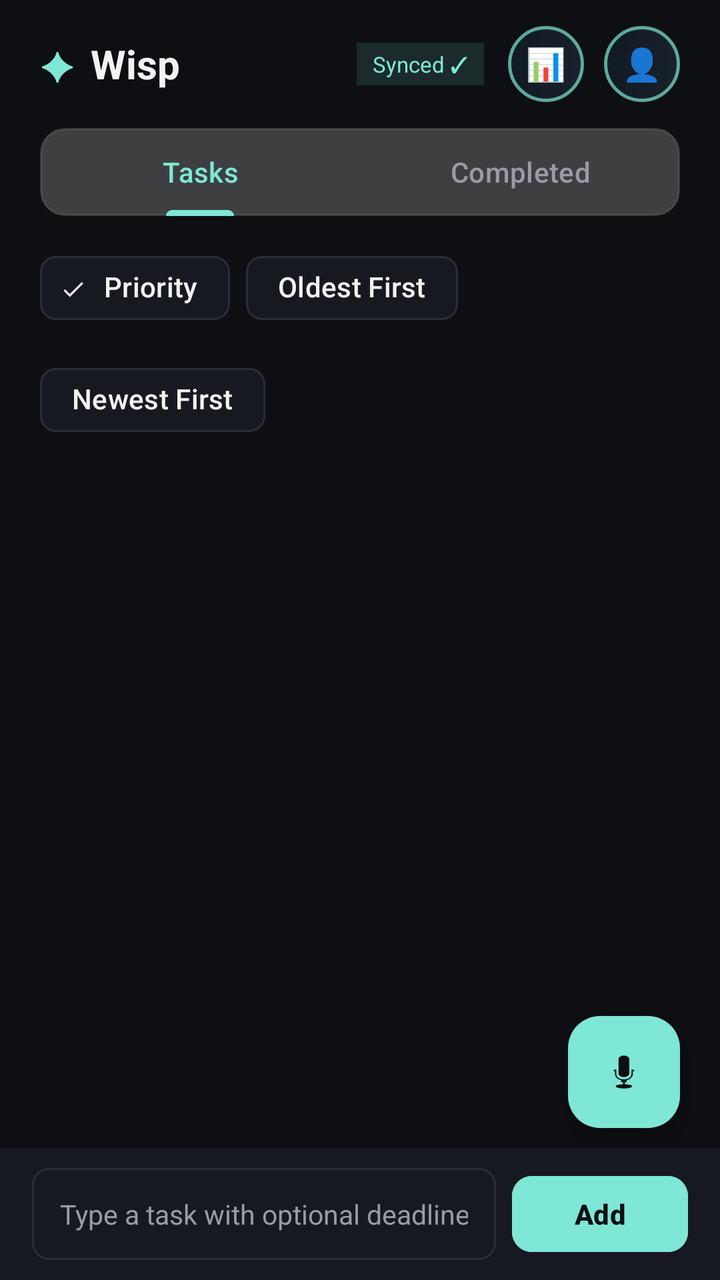
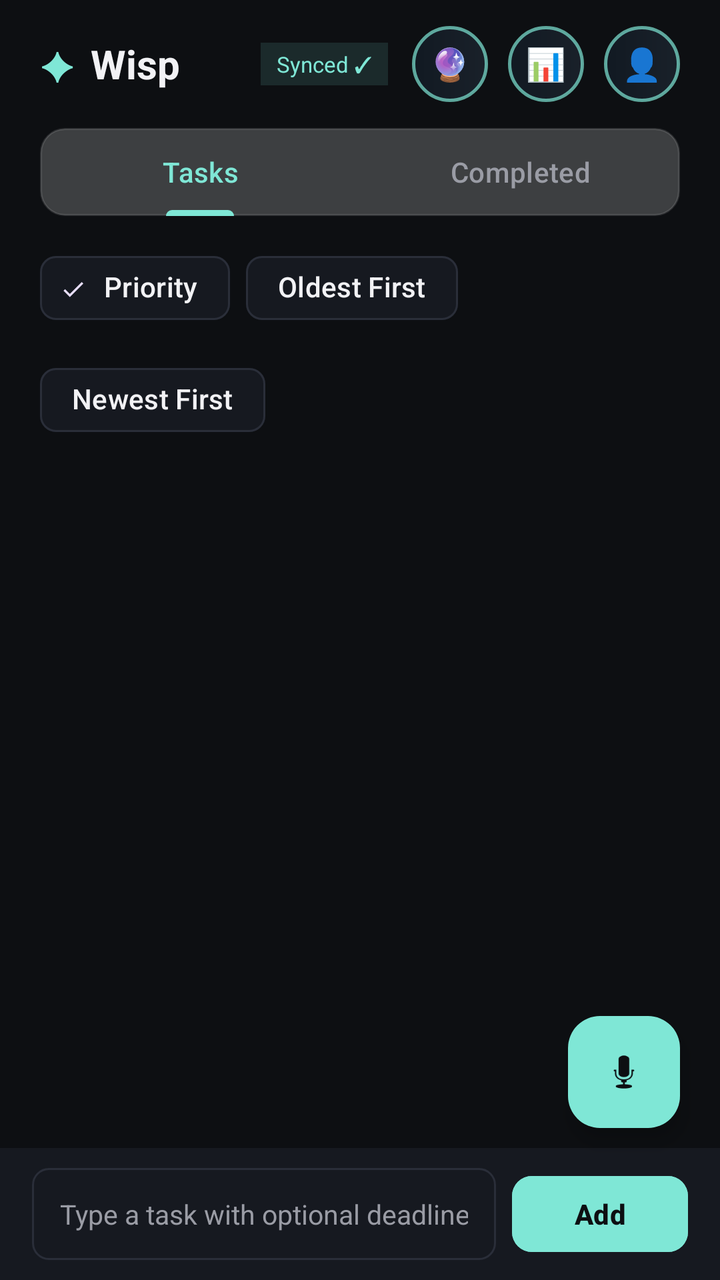

The first picture is an Android layout as it rendered before a commit; the second is the same layout after the commit. The layout source and the unified diff follow.
<!-- AndroidManifest.xml: application theme Theme.Wisp -->
<!-- res/layout/activity_main.xml -->
<?xml version="1.0" encoding="utf-8"?>
<androidx.coordinatorlayout.widget.CoordinatorLayout xmlns:android="http://schemas.android.com/apk/res/android"
    xmlns:app="http://schemas.android.com/apk/res-auto"
    xmlns:tools="http://schemas.android.com/tools"
    android:layout_width="match_parent"
    android:layout_height="match_parent"
    android:background="@color/wisp_background">

    <LinearLayout
        android:layout_width="match_parent"
        android:layout_height="match_parent"
        android:orientation="vertical">

        
        <RelativeLayout
            android:layout_width="match_parent"
            android:layout_height="64dp"
            android:paddingHorizontal="20dp">

            <LinearLayout
                android:layout_width="wrap_content"
                android:layout_height="wrap_content"
                android:layout_alignParentStart="true"
                android:layout_centerVertical="true"
                android:gravity="center_vertical"
                android:orientation="horizontal">

                <TextView
                    android:layout_width="wrap_content"
                    android:layout_height="wrap_content"
                    android:text="✦"
                    android:textColor="@color/wisp_accent"
                    android:textSize="20sp" />

                <TextView
                    android:layout_width="wrap_content"
                    android:layout_height="wrap_content"
                    android:layout_marginStart="8dp"
                    android:text="Wisp"
                    android:textColor="@color/wisp_text_primary"
                    android:textSize="20sp"
                    android:textStyle="bold" />
            </LinearLayout>

            <LinearLayout
                android:layout_width="wrap_content"
                android:layout_height="wrap_content"
                android:layout_alignParentEnd="true"
                android:layout_centerVertical="true"
                android:gravity="center_vertical"
                android:orientation="horizontal">

                <TextView
                    android:id="@+id/tvSyncStatus"
                    android:layout_width="wrap_content"
                    android:layout_height="wrap_content"
                    android:layout_marginEnd="12dp"
                    android:background="#207FE7D6"
                    android:paddingHorizontal="8dp"
                    android:paddingVertical="3dp"
                    android:text="Synced ✓"
                    android:textColor="@color/wisp_accent"
                    android:textSize="11sp" />

                
                <FrameLayout
                    android:id="@+id/btnScreenTime"
                    android:layout_width="38dp"
                    android:layout_height="38dp"
                    android:layout_marginEnd="10dp"
                    android:background="@drawable/bg_orb_compact"
                    android:clickable="true"
                    android:focusable="true">

                    <TextView
                        android:layout_width="wrap_content"
                        android:layout_height="wrap_content"
                        android:layout_gravity="center"
                        android:text="📊"
                        android:textSize="16sp" />
                </FrameLayout>

                
                <FrameLayout
                    android:id="@+id/btnAccount"
                    android:layout_width="38dp"
                    android:layout_height="38dp"
                    android:background="@drawable/bg_orb_compact"
                    android:clickable="true"
                    android:focusable="true">

                    <TextView
                        android:id="@+id/tvAccountInitial"
                        android:layout_width="wrap_content"
                        android:layout_height="wrap_content"
                        android:layout_gravity="center"
                        android:text="👤"
                        android:textSize="16sp" />
                </FrameLayout>
            </LinearLayout>
        </RelativeLayout>

        
        <com.google.android.material.tabs.TabLayout
            android:id="@+id/tabLayoutPrimary"
            android:layout_width="match_parent"
            android:layout_height="44dp"
            android:layout_marginHorizontal="20dp"
            android:background="@drawable/bg_glass_item"
            app:tabIndicatorColor="@color/wisp_accent"
            app:tabIndicatorHeight="3dp"
            app:tabRippleColor="#207FE7D6"
            app:tabSelectedTextColor="@color/wisp_accent"
            app:tabTextColor="@color/wisp_text_secondary">

            <com.google.android.material.tabs.TabItem
                android:layout_width="wrap_content"
                android:layout_height="wrap_content"
                android:text="Tasks" />

            <com.google.android.material.tabs.TabItem
                android:layout_width="wrap_content"
                android:layout_height="wrap_content"
                android:text="Completed" />
        </com.google.android.material.tabs.TabLayout>

        
        <LinearLayout
            android:id="@+id/layoutFilterBar"
            android:layout_width="match_parent"
            android:layout_height="wrap_content"
            android:layout_marginTop="12dp"
            android:orientation="horizontal"
            android:paddingHorizontal="20dp">

            <com.google.android.material.chip.ChipGroup
                android:id="@+id/chipGroupFilters"
                android:layout_width="wrap_content"
                android:layout_height="wrap_content"
                app:selectionRequired="true"
                app:singleSelection="true">

                <com.google.android.material.chip.Chip
                    android:id="@+id/chipPriority"
                    style="@style/Widget.Material3.Chip.Filter"
                    android:layout_width="wrap_content"
                    android:layout_height="wrap_content"
                    android:checked="true"
                    android:text="Priority"
                    android:textColor="@color/wisp_text_primary"
                    app:chipBackgroundColor="@color/wisp_surface"
                    app:chipStrokeColor="@color/wisp_border" />

                <com.google.android.material.chip.Chip
                    android:id="@+id/chipOldest"
                    style="@style/Widget.Material3.Chip.Filter"
                    android:layout_width="wrap_content"
                    android:layout_height="wrap_content"
                    android:text="Oldest First"
                    android:textColor="@color/wisp_text_primary"
                    app:chipBackgroundColor="@color/wisp_surface"
                    app:chipStrokeColor="@color/wisp_border" />

                <com.google.android.material.chip.Chip
                    android:id="@+id/chipNewest"
                    style="@style/Widget.Material3.Chip.Filter"
                    android:layout_width="wrap_content"
                    android:layout_height="wrap_content"
                    android:text="Newest First"
                    android:textColor="@color/wisp_text_primary"
                    app:chipBackgroundColor="@color/wisp_surface"
                    app:chipStrokeColor="@color/wisp_border" />
            </com.google.android.material.chip.ChipGroup>
        </LinearLayout>

        
        <FrameLayout
            android:layout_width="match_parent"
            android:layout_height="0dp"
            android:layout_weight="1">

            
            <androidx.recyclerview.widget.RecyclerView
                android:id="@+id/rvTasks"
                android:layout_width="match_parent"
                android:layout_height="match_parent"
                android:clipToPadding="false"
                android:paddingTop="8dp"
                android:paddingBottom="90dp"
                android:visibility="visible" />

            
            <androidx.recyclerview.widget.RecyclerView
                android:id="@+id/rvArchive"
                android:layout_width="match_parent"
                android:layout_height="match_parent"
                android:clipToPadding="false"
                android:paddingTop="8dp"
                android:paddingBottom="90dp"
                android:visibility="gone" />

            
            <LinearLayout
                android:id="@+id/layoutEmptyState"
                android:layout_width="wrap_content"
                android:layout_height="wrap_content"
                android:layout_gravity="center"
                android:gravity="center"
                android:orientation="vertical"
                android:visibility="gone">

                <TextView
                    android:layout_width="wrap_content"
                    android:layout_height="wrap_content"
                    android:text="✦"
                    android:textColor="@color/wisp_accent_muted"
                    android:textSize="36sp" />

                <TextView
                    android:id="@+id/tvEmptyTitle"
                    android:layout_width="wrap_content"
                    android:layout_height="wrap_content"
                    android:layout_marginTop="8dp"
                    android:text="No tasks right now"
                    android:textColor="@color/wisp_text_primary"
                    android:textSize="16sp"
                    android:textStyle="bold" />

                <TextView
                    android:id="@+id/tvEmptySubtitle"
                    android:layout_width="wrap_content"
                    android:layout_height="wrap_content"
                    android:layout_marginTop="4dp"
                    android:text="Speak or type a thought below"
                    android:textColor="@color/wisp_text_secondary"
                    android:textSize="13sp" />
            </LinearLayout>
        </FrameLayout>

        
        <LinearLayout
            android:id="@+id/layoutBottomInput"
            android:layout_width="match_parent"
            android:layout_height="wrap_content"
            android:background="@color/wisp_surface"
            android:gravity="center_vertical"
            android:orientation="horizontal"
            android:paddingHorizontal="16dp"
            android:paddingVertical="10dp">

            <EditText
                android:id="@+id/etCaptureInput"
                android:layout_width="0dp"
                android:layout_height="46dp"
                android:layout_weight="1"
                android:background="@drawable/bg_input_field"
                android:hint="Type a task with optional deadline..."
                android:imeOptions="actionDone"
                android:inputType="textCapSentences"
                android:paddingHorizontal="14dp"
                android:textColor="@color/wisp_text_primary"
                android:textColorHint="@color/wisp_text_secondary"
                android:textSize="13.5sp" />

            <com.google.android.material.button.MaterialButton
                android:id="@+id/btnSendInput"
                android:layout_width="wrap_content"
                android:layout_height="46dp"
                android:layout_marginStart="8dp"
                android:backgroundTint="@color/wisp_accent"
                android:text="Add"
                android:textColor="@color/wisp_background"
                android:textStyle="bold"
                app:cornerRadius="10dp" />
        </LinearLayout>
    </LinearLayout>

    
    <com.google.android.material.floatingactionbutton.FloatingActionButton
        android:id="@+id/fabVoice"
        android:layout_width="wrap_content"
        android:layout_height="wrap_content"
        android:layout_gravity="bottom|end"
        android:layout_marginEnd="20dp"
        android:layout_marginBottom="76dp"
        android:contentDescription="Voice Capture"
        android:src="@android:drawable/ic_btn_speak_now"
        app:backgroundTint="@color/wisp_accent"
        app:elevation="6dp"
        app:tint="@color/wisp_background" />

</androidx.coordinatorlayout.widget.CoordinatorLayout>
<!-- resources referenced by this layout -->
<resources>
  <color name="wisp_accent">#7FE7D6</color>
  <color name="wisp_accent_muted">#4EA89A</color>
  <color name="wisp_background">#0D0F12</color>
  <color name="wisp_border">#2A2E39</color>
  <color name="wisp_surface">#161920</color>
  <color name="wisp_text_primary">#F2F2F5</color>
  <color name="wisp_text_secondary">#9A9CA5</color>
  <!-- drawable bg_glass_item (drawable) -->
  <?xml version="1.0" encoding="utf-8"?>
  <shape xmlns:android="http://schemas.android.com/apk/res/android"
      android:shape="rectangle">
      <corners android:radius="12dp" />
      <solid android:color="#33FFFFFF" />
      <stroke
          android:width="1dp"
          android:color="#20FFFFFF" />
  </shape>
  <!-- drawable bg_input_field (drawable) -->
  <?xml version="1.0" encoding="utf-8"?>
  <shape xmlns:android="http://schemas.android.com/apk/res/android">
      <solid android:color="@color/wisp_surface" />
      <stroke
          android:width="1dp"
          android:color="@color/wisp_border" />
      <corners android:radius="8dp" />
  </shape>
  <!-- drawable bg_orb_compact (drawable) -->
  <?xml version="1.0" encoding="utf-8"?>
  <shape xmlns:android="http://schemas.android.com/apk/res/android"
      android:shape="rectangle">
      <corners android:radius="28dp" />
      <gradient
          android:angle="0"
          android:endColor="#E61A222C"
          android:startColor="#E6111A24"
          android:type="linear" />
      <stroke
          android:width="1.5dp"
          android:color="#B37FE7D6" />
  </shape>
  <style name="Theme.Wisp" parent="Theme.Material3.Dark.NoActionBar">
          <item name="android:windowBackground">@color/wisp_background</item>
          <item name="colorPrimary">@color/wisp_accent</item>
          <item name="colorSecondary">@color/wisp_accent_muted</item>
          <item name="android:textColorPrimary">@color/wisp_text_primary</item>
          <item name="android:textColorSecondary">@color/wisp_text_secondary</item>
      </style>
</resources>

<!-- the commit's change to res/layout/activity_main.xml (unified diff, before → after) -->
@@ -61,6 +61,25 @@
                     android:text="Synced ✓"
                     android:textColor="@color/wisp_accent"
                     android:textSize="11sp" />
+
+                
+                <FrameLayout
+                    android:id="@+id/btnToggleOrb"
+                    android:layout_width="38dp"
+                    android:layout_height="38dp"
+                    android:layout_marginEnd="10dp"
+                    android:background="@drawable/bg_orb_compact"
+                    android:clickable="true"
+                    android:focusable="true">
+
+                    <TextView
+                        android:id="@+id/tvOrbIcon"
+                        android:layout_width="wrap_content"
+                        android:layout_height="wrap_content"
+                        android:layout_gravity="center"
+                        android:text="🔮"
+                        android:textSize="16sp" />
+                </FrameLayout>
 
                 
                 <FrameLayout
